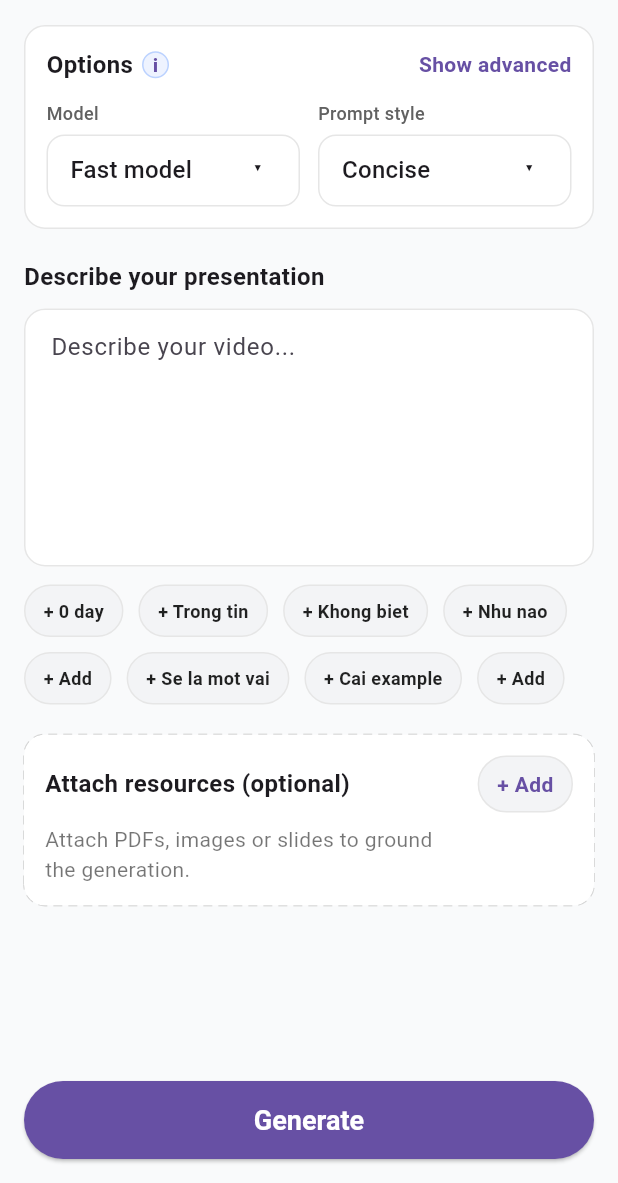
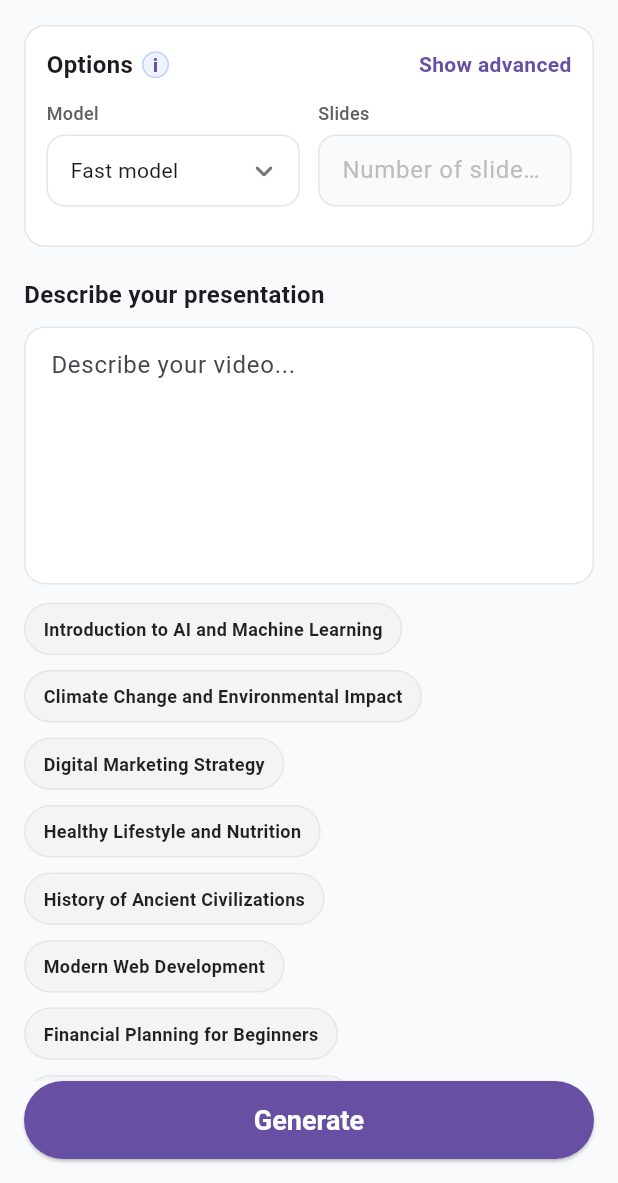
Before and after one commit to ltt204/datn-mobile, a Flutter app: the PresentationPage screen opened directly, on a phone screen of 412 x 824 dp, the part 53-1236 px from its top. Run offline on Flutter 3.47's test engine with Material 3 defaults, Android fonts, the phone set to English and light mode, and no system bars; our stand-ins replace auto_route, dio, flash, flex_color_scheme, flutter_riverpod, hive_ce_flutter and 6 more; missing offline and left inert: duration, flutter_displaymode, flutter_secure_storage_x, platform_info, talker_dio_logger; accounts and stored records are empty; generated files the repository leaves out were written again; statements that could not run were skipped.

Commit message:
feat: complete page

```diff
--- a/lib/features/presentation_generate/presentation_page.dart
+++ b/lib/features/presentation_generate/presentation_page.dart
@@ -1,12 +1,9 @@
 import 'package:auto_route/auto_route.dart';
 import 'package:datn_mobile/shared/widget/attach_box.dart';
-import 'package:datn_mobile/shared/widget/box.dart';
-import 'package:datn_mobile/shared/widget/fake_dropdown.dart';
+import 'package:datn_mobile/shared/widget/expandable_box.dart';
 import 'package:datn_mobile/shared/widget/header_bar.dart';
-import 'package:datn_mobile/shared/widget/info_dot.dart';
-import 'package:datn_mobile/shared/widget/input_card.dart';
-import 'package:datn_mobile/shared/widget/labeled.dart';
-import 'package:datn_mobile/shared/widget/pill.dart';
+import 'package:datn_mobile/shared/widget/option_field.dart';
+import 'package:datn_mobile/shared/widget/prompt_input_with_suggestions.dart';
 import 'package:flutter/material.dart';
 
 @RoutePage()
@@ -18,21 +15,22 @@ class PresentationPage extends StatefulWidget {
 
 class _PresentationPageState extends State<PresentationPage> {
   String model = 'Fast model';
-  String promptStyle = 'Concise';
+  String grade = 'Grade 1';
+  String theme = 'Lorems';
   final TextEditingController describeCtl = TextEditingController();
+  final TextEditingController avoidCtl = TextEditingController();
+  final TextEditingController slidesCtl = TextEditingController();
 
   final List<String> chips = const [
-    '0 day',
-    'Trong tin',
-    'Khong biet',
-    'Nhu nao',
-    'Add',
-    'Se la mot vai',
-    'Cai example',
-    'Add',
+    'Introduction to AI and Machine Learning',
+    'Climate Change and Environmental Impact',
+    'Digital Marketing Strategy',
+    'Healthy Lifestyle and Nutrition',
+    'History of Ancient Civilizations',
+    'Modern Web Development',
+    'Financial Planning for Beginners',
+    'Space Exploration and Technology',
   ];
-
-  final Set<String> selected = {};
 
   @override
   Widget build(BuildContext context) {
@@ -51,72 +49,12 @@ class _PresentationPageState extends State<PresentationPage> {
                 child: Column(
                   crossAxisAlignment: CrossAxisAlignment.start,
                   children: [
-                    Box(
-                      child: Column(
-                        crossAxisAlignment: CrossAxisAlignment.start,
-                        children: [
-                          Row(
-                            children: [
-                              const Text(
-                                'Options',
-                                style: TextStyle(
-                                  fontWeight: FontWeight.w600,
-                                  fontSize: 16,
-                                ),
-                              ),
-                              const SizedBox(width: 6),
-                              InfoDot(onTap: () {}),
-                              const Spacer(),
-                              GestureDetector(
-                                onTap: () {},
-                                child: Text(
-                                  'Show advanced',
-                                  style: TextStyle(
-                                    color: cs.primary,
-                                    fontWeight: FontWeight.w600,
-                                  ),
-                                ),
-                              ),
-                            ],
-                          ),
-                          const SizedBox(height: 12),
-                          Row(
-                            children: [
-                              Expanded(
-                                child: Labeled(
-                                  label: 'Model',
-                                  child: FakeDropdown<String>(
-                                    value: model,
-                                    items: const [
-                                      'Fast model',
-                                      'Balanced model',
-                                      'Accurate model',
-                                    ],
-                                    onChanged: (v) =>
-                                        setState(() => model = v!),
-                                  ),
-                                ),
-                              ),
-                              const SizedBox(width: 12),
-                              Expanded(
-                                child: Labeled(
-                                  label: 'Prompt style',
-                                  child: FakeDropdown<String>(
-                                    value: promptStyle,
-                                    items: const [
-                                      'Concise',
-                                      'Detailed',
-                                      'Creative',
-                                    ],
-                                    onChanged: (v) =>
-                                        setState(() => promptStyle = v!),
-                                  ),
-                                ),
-                              ),
-                            ],
-                          ),
-                        ],
-                      ),
+                    ExpandableBox(
+                      title: 'Options',
+                      showInfoDot: true,
+                      onInfoTap: () {},
+                      collapsedOptions: _buildBasicOptions(),
+                      expandedOptions: _buildAdvancedOptions(),
                     ),
                     const SizedBox(height: 20),
                     const Text(
@@ -127,33 +65,12 @@ class _PresentationPageState extends State<PresentationPage> {
                       ),
                     ),
                     const SizedBox(height: 10),
-                    InputCard(
+                    PromptInputWithSuggestions(
                       controller: describeCtl,
                       hint: 'Describe your video...',
+                      suggestions: chips,
                     ),
-                    const SizedBox(height: 12),
-                    Wrap(
-                      spacing: 10,
-                      runSpacing: 10,
-                      children: chips
-                          .map(
-                            (c) => Pill(
-                              text: (c == 'Add') ? '+ Add' : '+ $c',
-                              selected: selected.contains(c),
-                              onTap: () {
-                                setState(() {
-                                  if (selected.contains(c)) {
-                                    selected.remove(c);
-                                  } else {
-                                    selected.add(c);
-                                  }
-                                });
-                              },
-                            ),
-                          )
-                          .toList(),
-                    ),
-                    const SizedBox(height: 20),
+                    SizedBox(height: describeCtl.text.isEmpty ? 20 : 8),
                     AttachBox(onAdd: () {}),
                   ],
                 ),
@@ -184,4 +101,48 @@ class _PresentationPageState extends State<PresentationPage> {
       ),
     );
   }
+
+  List<OptionRow> _buildBasicOptions() {
+    return [
+      OptionRow(
+        first: SelectionOption(
+          label: 'Model',
+          value: model,
+          items: const ['Fast model', 'Balanced model', 'Accurate model'],
+          onChanged: (v) => setState(() => model = v!),
+        ),
+        second: TextInputOption(
+          label: 'Slides',
+          controller: slidesCtl,
+          hint: 'Number of slides...',
+        ),
+      ),
+    ];
+  }
+
+  List<OptionRow> _buildAdvancedOptions() {
+    return [
+      OptionRow(
+        first: SelectionOption(
+          label: 'Grade',
+          value: grade,
+          items: const ['Grade 1', 'Grade 2', 'Grade 3', 'Grade 4', 'Grade 5'],
+          onChanged: (v) => setState(() => grade = v!),
+        ),
+        second: SelectionOption(
+          label: 'Themes',
+          value: theme,
+          items: const ['Lorems', 'Modern', 'Classic', 'Minimal'],
+          onChanged: (v) => setState(() => theme = v!),
+        ),
+      ),
+      OptionRow(
+        first: TextInputOption(
+          label: 'What to avoid in the image',
+          controller: avoidCtl,
+          hint: 'Blood, Xuanpac...',
+        ),
+      ),
+    ];
+  }
 }
--- /dev/null
+++ b/lib/shared/widget/expandable_box.dart
@@ -0,0 +1,132 @@
+import 'package:flutter/material.dart';
+import 'package:datn_mobile/shared/widget/box.dart';
+import 'package:datn_mobile/shared/widget/info_dot.dart';
+import 'package:datn_mobile/shared/widget/option_field.dart';
+
+class ExpandableBox extends StatefulWidget {
+  final String title;
+  final List<OptionRow> collapsedOptions;
+  final List<OptionRow>? expandedOptions;
+  final bool showInfoDot;
+  final VoidCallback? onInfoTap;
+  final bool initiallyExpanded;
+
+  const ExpandableBox({
+    super.key,
+    required this.title,
+    required this.collapsedOptions,
+    this.expandedOptions,
+    this.showInfoDot = true,
+    this.onInfoTap,
+    this.initiallyExpanded = false,
+  });
+
+  @override
+  State<ExpandableBox> createState() => _ExpandableBoxState();
+}
+
+class _ExpandableBoxState extends State<ExpandableBox>
+    with SingleTickerProviderStateMixin {
+  late bool isExpanded;
+  late AnimationController _controller;
+  late Animation<double> _expandAnimation;
+
+  @override
+  void initState() {
+    super.initState();
+    isExpanded = widget.initiallyExpanded;
+    _controller = AnimationController(
+      duration: const Duration(milliseconds: 300),
+      vsync: this,
+    );
+    _expandAnimation = CurvedAnimation(
+      parent: _controller,
+      curve: Curves.easeInOut,
+    );
+
+    if (isExpanded) {
+      _controller.value = 1.0;
+    }
+  }
+
+  @override
+  void dispose() {
+    _controller.dispose();
+    super.dispose();
+  }
+
+  void _toggleExpanded() {
+    setState(() {
+      isExpanded = !isExpanded;
+      if (isExpanded) {
+        _controller.forward();
+      } else {
+        _controller.reverse();
+      }
+    });
+  }
+
+  @override
+  Widget build(BuildContext context) {
+    final cs = Theme.of(context).colorScheme;
+
+    return Box(
+      child: Column(
+        crossAxisAlignment: CrossAxisAlignment.start,
+        children: [
+          Row(
+            children: [
+              Text(
+                widget.title,
+                style: const TextStyle(
+                  fontWeight: FontWeight.w600,
+                  fontSize: 16,
+                ),
+              ),
+              if (widget.showInfoDot) ...[
+                const SizedBox(width: 6),
+                InfoDot(onTap: widget.onInfoTap ?? () {}),
+              ],
+              const Spacer(),
+              GestureDetector(
+                onTap: widget.expandedOptions != null ? _toggleExpanded : null,
+                child: widget.expandedOptions != null
+                    ? Text(
+                        isExpanded ? 'Hide advanced' : 'Show advanced',
+                        style: TextStyle(
+                          color: cs.primary,
+                          fontWeight: FontWeight.w600,
+                        ),
+                      )
+                    : const SizedBox.shrink(),
+              ),
+            ],
+          ),
+          const SizedBox(height: 12),
+          ...widget.collapsedOptions.map(
+            (row) => Padding(
+              padding: const EdgeInsets.only(bottom: 12),
+              child: row.build(context),
+            ),
+          ),
+          if (widget.expandedOptions != null)
+            SizeTransition(
+              sizeFactor: _expandAnimation,
+              axisAlignment: -1.0,
+              child: Column(
+                crossAxisAlignment: CrossAxisAlignment.start,
+                children: widget.expandedOptions!
+                    .map(
+                      (row) => Padding(
+                        padding: const EdgeInsets.only(bottom: 12),
+                        child: row.build(context),
+                      ),
+                    )
+                    .toList(),
+              ),
+            ),
+        ],
+      ),
+    );
+  }
+}
--- a/lib/shared/widget/fake_dropdown.dart
+++ b/lib/shared/widget/fake_dropdown.dart
@@ -23,10 +23,12 @@ class FakeDropdown<T> extends StatelessWidget {
 
     return DropdownButtonFormField<T>(
       initialValue: value,
+      isExpanded: true,
       items: items
           .map((e) => DropdownMenuItem<T>(value: e, child: Text('$e')))
           .toList(),
       onChanged: onChanged,
+      menuMaxHeight: 300,
       decoration: InputDecoration(
         isDense: true,
         contentPadding: const EdgeInsets.symmetric(
@@ -38,12 +40,15 @@ class FakeDropdown<T> extends StatelessWidget {
         focusedBorder: border.copyWith(
           borderSide: BorderSide(color: Theme.of(context).colorScheme.primary),
         ),
-        suffixIcon: const Padding(
-          padding: EdgeInsets.only(right: 8),
-          child: Text('▾', textAlign: TextAlign.center),
+        suffixIcon: Icon(
+          Icons.keyboard_arrow_down_rounded,
+          size: 24,
+          color: isDark ? Colors.grey[400] : Colors.grey[600],
         ),
-        suffixIconConstraints: const BoxConstraints.tightFor(width: 30),
       ),
+      style: Theme.of(context).textTheme.bodyMedium,
+      dropdownColor: isDark ? Colors.grey[850] : Colors.white,
+      iconSize: 0, // Hide default icon since we use custom suffixIcon
     );
   }
 }
--- a/lib/shared/widget/pill.dart
+++ b/lib/shared/widget/pill.dart
@@ -1,15 +1,68 @@
 import 'package:flutter/material.dart';
 
-class Pill extends StatelessWidget {
+class Pill extends StatefulWidget {
   final String text;
   final bool selected;
   final VoidCallback onTap;
+  final bool visible;
+
   const Pill({
     super.key,
     required this.text,
     this.selected = false,
     required this.onTap,
+    this.visible = true,
   });
+
+  @override
+  State<Pill> createState() => _PillState();
+}
+
+class _PillState extends State<Pill> with SingleTickerProviderStateMixin {
+  late AnimationController _controller;
+  late Animation<double> _fadeAnimation;
+  late Animation<double> _scaleAnimation;
+
+  @override
+  void initState() {
+    super.initState();
+    _controller = AnimationController(
+      duration: const Duration(milliseconds: 300),
+      vsync: this,
+    );
+
+    _fadeAnimation = Tween<double>(
+      begin: 1.0,
+      end: 0.0,
+    ).animate(CurvedAnimation(parent: _controller, curve: Curves.easeOut));
+
+    _scaleAnimation = Tween<double>(
+      begin: 1.0,
+      end: 0.8,
+    ).animate(CurvedAnimation(parent: _controller, curve: Curves.easeOut));
+
+    if (!widget.visible) {
+      _controller.value = 1.0;
+    }
+  }
+
+  @override
+  void didUpdateWidget(Pill oldWidget) {
+    super.didUpdateWidget(oldWidget);
+    if (oldWidget.visible != widget.visible) {
+      if (widget.visible) {
+        _controller.reverse();
+      } else {
+        _controller.forward();
+      }
+    }
+  }
+
+  @override
+  void dispose() {
+    _controller.dispose();
+    super.dispose();
+  }
 
   @override
   Widget build(BuildContext context) {
@@ -17,24 +70,28 @@ class Pill extends StatelessWidget {
     final primaryColor = Theme.of(context).colorScheme.primary;
 
     // Theme-aware colors
-    final bg = selected
+    final bg = widget.selected
         ? (isDark
               ? primaryColor.withValues(alpha: 0.2)
               : const Color(0xFFEEF3FF))
         : (isDark ? Colors.grey[800]! : const Color(0xFFF3F4F6));
 
-    final fg = selected
+    final fg = widget.selected
         ? primaryColor
         : (isDark ? Colors.grey[300]! : Colors.black87);
 
-    final borderColor = selected
+    final borderColor = widget.selected
         ? (isDark
               ? primaryColor.withValues(alpha: 0.5)
               : const Color(0xFFBBD2FF))
         : (isDark ? Colors.grey[700]! : const Color(0xFFE6E6E6));
 
-    return GestureDetector(
-      onTap: onTap,
+    return FadeTransition(
+      opacity: _fadeAnimation,
+      child: ScaleTransition(
+        scale: _scaleAnimation,
+        child: GestureDetector(
+          onTap: widget.onTap,
           child: Container(
             padding: const EdgeInsets.symmetric(horizontal: 12, vertical: 8),
             decoration: BoxDecoration(
@@ -43,7 +100,7 @@ class Pill extends StatelessWidget {
               border: Border.all(color: borderColor),
             ),
             child: Text(
-          text,
+              widget.text,
               style: TextStyle(
                 color: fg,
                 fontWeight: FontWeight.w600,
@@ -51,6 +108,8 @@ class Pill extends StatelessWidget {
               ),
             ),
           ),
+        ),
+      ),
     );
   }
 }
--- /dev/null
+++ b/lib/shared/widget/prompt_input_with_suggestions.dart
@@ -0,0 +1,70 @@
+import 'package:flutter/material.dart';
+import 'package:datn_mobile/shared/widget/input_card.dart';
+import 'package:datn_mobile/shared/widget/pill.dart';
+
+class PromptInputWithSuggestions extends StatefulWidget {
+  final TextEditingController controller;
+  final String hint;
+  final List<String> suggestions;
+
+  const PromptInputWithSuggestions({
+    super.key,
+    required this.controller,
+    required this.hint,
+    required this.suggestions,
+  });
+
+  @override
+  State<PromptInputWithSuggestions> createState() =>
+      _PromptInputWithSuggestionsState();
+}
+
+class _PromptInputWithSuggestionsState
+    extends State<PromptInputWithSuggestions> {
+  final Set<String> selected = {};
+
+  @override
+  void initState() {
+    super.initState();
+    // Listen to text changes to show/hide pills
+    widget.controller.addListener(() {
+      setState(() {});
+    });
+  }
+
+  @override
+  Widget build(BuildContext context) {
+    return Column(
+      crossAxisAlignment: CrossAxisAlignment.start,
+      children: [
+        InputCard(controller: widget.controller, hint: widget.hint),
+        const SizedBox(height: 12),
+        AnimatedSize(
+          duration: const Duration(milliseconds: 300),
+          curve: Curves.easeInOut,
+          child: widget.controller.text.isEmpty
+              ? Wrap(
+                  spacing: 10,
+                  runSpacing: 10,
+                  children: widget.suggestions
+                      .map(
+                        (suggestion) => Pill(
+                          text: suggestion,
+                          selected: selected.contains(suggestion),
+                          visible: widget.controller.text.isEmpty,
+                          onTap: () {
+                            setState(() {
+                              // Add the text to the description
+                              widget.controller.text = suggestion;
+                            });
+                          },
+                        ),
+                      )
+                      .toList(),
+                )
+              : const SizedBox.shrink(),
+        ),
+      ],
+    );
+  }
+}
```
Also changed, not shown: lib/shared/widget/option_field.dart (added, +275 -0 lines), 1 other file. Lines whose indentation alone changed are shown as unchanged.
